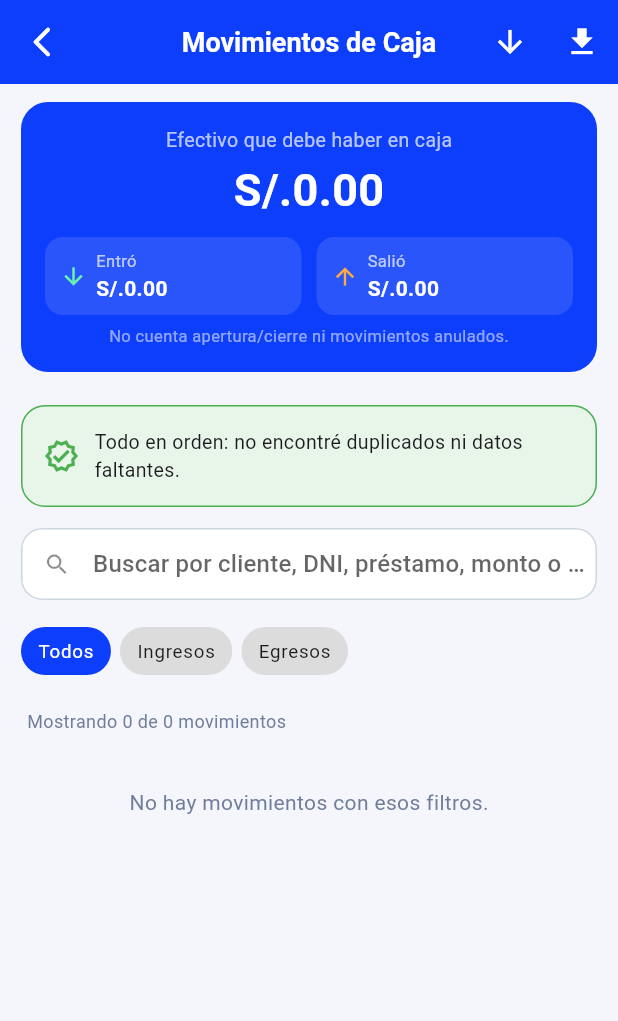
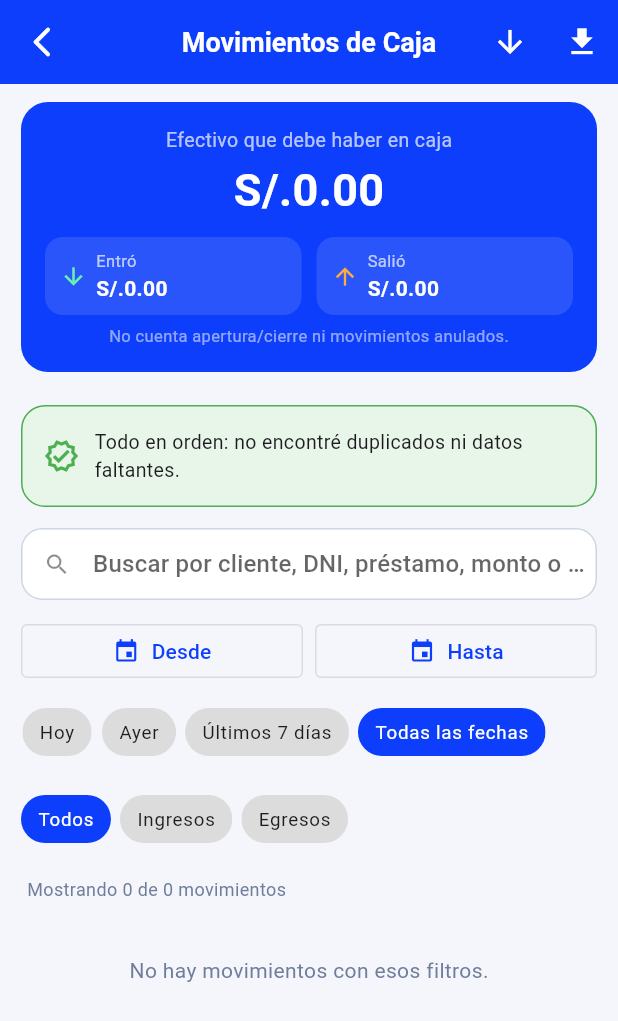
Before and after one commit to layscript/casa-empenio-flutter-v2, a Flutter app: the MovementsView screen opened directly with empty values, on a phone screen of 412 x 824 dp. Shown: the top 1021 px of the screen. Run offline on Flutter 3.47's test engine with Material 3 defaults, Android fonts, the phone set to English and light mode, and no system bars; our stand-ins replace cached_network_image, dartz, dio, equatable, file_picker, flutter_bloc and 8 more; missing offline and left inert: excel, html_editor_enhanced, quantity_input; accounts and stored records are empty; statements that could not run were skipped.

Commit message:
Caja: filtro por fecha (desde, hasta, hoy, ayer, 7 dias) y fecha completa en cada movimiento
Co-Authored-By: Claude Sonnet 5.5 <noreply@anthropic.com>
Claude-Session: https://claude.ai/code/session_01K4dDz3E4KANhyBmWb7NXZ7

```diff
--- a/lib/presentation/features/home/features/cajas/views/movements_view.dart
+++ b/lib/presentation/features/home/features/cajas/views/movements_view.dart
@@ -45,6 +45,8 @@ class _MovementsViewState extends State<MovementsView> {
   String? _alertaClave;
   String _busqueda = '';
   bool _nuevoPrimero = true;
+  DateTime? _desde; // filtro por fecha (día completo, hora de Perú)
+  DateTime? _hasta;
 
   final _oCcy = NumberFormat('#,##0.00', 'en_US');
   final _busquedaCtrl = TextEditingController();
@@ -95,6 +97,13 @@ class _MovementsViewState extends State<MovementsView> {
       if (_clase != null && claseDe(m) != _clase) return false;
       if (_medio != null && etiquetaMedio(m) != _medio) return false;
       if (idsAlerta != null && !idsAlerta.contains(m.id)) return false;
+      if (_desde != null || _hasta != null) {
+        final f = fechaPeru(m.createdAt);
+        if (f == null) return false;
+        final dia = DateTime(f.year, f.month, f.day);
+        if (_desde != null && dia.isBefore(_desde!)) return false;
+        if (_hasta != null && dia.isAfter(_hasta!)) return false;
+      }
       if (q.isNotEmpty) {
         final texto = [
           m.clienteNombre,
@@ -391,6 +400,95 @@ class _MovementsViewState extends State<MovementsView> {
   }
 
   // ---------------------------------------------------------------- filtros
+  // ------------------------------------------------------- filtro por fecha
+  Future<void> _elegirFecha({required bool desde}) async {
+    final fechas = [
+      for (final m in widget.movimientos) fechaPeru(m.createdAt),
+    ].whereType<DateTime>().toList()
+      ..sort();
+    final hoy = DateTime.now();
+    final primera = fechas.isEmpty ? DateTime(hoy.year - 2) : fechas.first;
+    final ultima = fechas.isEmpty ? hoy : fechas.last;
+    final inicial = (desde ? _desde : _hasta) ?? ultima;
+    final r = await showDatePicker(
+      context: context,
+      initialDate: inicial.isBefore(primera)
+          ? primera
+          : (inicial.isAfter(ultima) ? ultima : inicial),
+      firstDate: DateTime(primera.year, primera.month, primera.day),
+      lastDate: DateTime(ultima.year, ultima.month, ultima.day),
+      helpText: desde ? 'Desde qué día' : 'Hasta qué día',
+    );
+    if (r == null) return;
+    final dia = DateTime(r.year, r.month, r.day);
+    setState(() {
+      if (desde) {
+        _desde = dia;
+        if (_hasta != null && _hasta!.isBefore(dia)) _hasta = dia;
+      } else {
+        _hasta = dia;
+        if (_desde != null && _desde!.isAfter(dia)) _desde = dia;
+      }
+    });
+  }
+
+  Widget _filtroFechas(
+    Widget Function(String, bool, VoidCallback) chip,
+  ) {
+    final fmt = DateFormat('dd/MM/yyyy');
+    final ahora = fechaPeru(DateTime.now().toUtc().toIso8601String()) ?? DateTime.now();
+    final hoy = DateTime(ahora.year, ahora.month, ahora.day);
+    final ayer = hoy.subtract(const Duration(days: 1));
+    bool esDia(DateTime d) => _desde == d && _hasta == d;
+    return Column(
+      crossAxisAlignment: CrossAxisAlignment.start,
+      children: [
+        Row(
+          children: [
+            Expanded(
+              child: OutlinedButton.icon(
+                onPressed: () => _elegirFecha(desde: true),
+                icon: const Icon(Icons.event, size: 18),
+                label: Text(_desde == null ? 'Desde' : fmt.format(_desde!)),
+              ),
+            ),
+            const SizedBox(width: 8),
+            Expanded(
+              child: OutlinedButton.icon(
+                onPressed: () => _elegirFecha(desde: false),
+                icon: const Icon(Icons.event, size: 18),
+                label: Text(_hasta == null ? 'Hasta' : fmt.format(_hasta!)),
+              ),
+            ),
+          ],
+        ),
+        const SizedBox(height: 6),
+        Wrap(
+          children: [
+            chip('Hoy', esDia(hoy), () => setState(() {
+                  _desde = hoy;
+                  _hasta = hoy;
+                })),
+            chip('Ayer', esDia(ayer), () => setState(() {
+                  _desde = ayer;
+                  _hasta = ayer;
+                })),
+            chip('Últimos 7 días', _desde == hoy.subtract(const Duration(days: 6)) && _hasta == hoy,
+                () => setState(() {
+                      _desde = hoy.subtract(const Duration(days: 6));
+                      _hasta = hoy;
+                    })),
+            chip('Todas las fechas', _desde == null && _hasta == null,
+                () => setState(() {
+                      _desde = null;
+                      _hasta = null;
+                    })),
+          ],
+        ),
+      ],
+    );
+  }
+
   Widget _filtros(Set<ClaseMov> clases, Set<String> medios) {
     Widget chip(String label, bool sel, VoidCallback onTap) => Padding(
           padding: const EdgeInsets.only(right: 6, bottom: 6),
@@ -433,6 +531,8 @@ class _MovementsViewState extends State<MovementsView> {
           onChanged: (v) => setState(() => _busqueda = v),
         ),
         const SizedBox(height: 10),
+        _filtroFechas(chip),
+        const SizedBox(height: 4),
         Wrap(
           children: [
             chip('Todos', _sentido == 'todos',
@@ -464,7 +564,9 @@ class _MovementsViewState extends State<MovementsView> {
                 ),
             ],
           ),
-        if (_sentido != 'todos' ||
+        if (_desde != null ||
+            _hasta != null ||
+            _sentido != 'todos' ||
             _clase != null ||
             _medio != null ||
             _alertaClave != null ||
@@ -472,6 +574,8 @@ class _MovementsViewState extends State<MovementsView> {
           TextButton.icon(
             onPressed: () => setState(() {
               _sentido = 'todos';
+              _desde = null;
+              _hasta = null;
               _clase = null;
               _medio = null;
               _alertaClave = null;
@@ -497,7 +601,7 @@ class _MovementsViewState extends State<MovementsView> {
             ? Colors.blueGrey
             : (entra ? Colors.green[700]! : Colors.red[700]!));
     final f = fechaPeru(m.createdAt);
-    final hora = f == null ? '-' : DateFormat('hh:mm a').format(f);
+    final hora = f == null ? '-' : DateFormat('dd/MM/yyyy · hh:mm a').format(f);
     final titulo = (m.clienteNombre ?? '').isNotEmpty
         ? m.clienteNombre!
         : nombreClase(clase);
```
